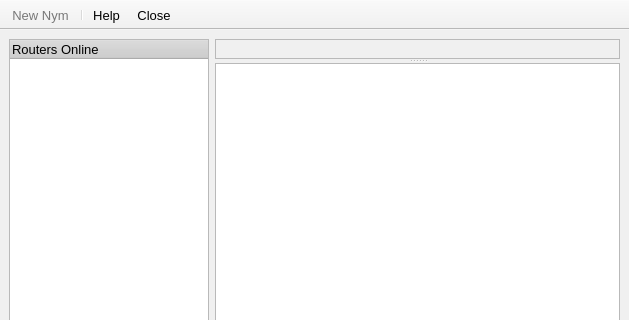
Above: src/gui/network/netviewer.ui from a-ilin/vidalia before the change; both pictures show x 0 to 629 and y 0 to 320 of the 629 by 622 pixel window. Below: the same form after it.
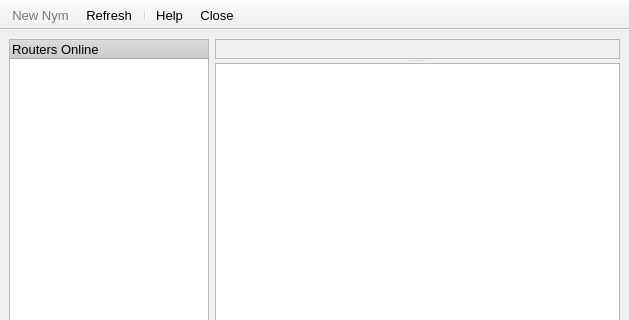
That is the form after the change. Icons and pictures are not drawn.

Commit message:
Add a button that will be used to refresh the client's view of the network.
svn:r736

```diff
--- a/src/gui/network/netviewer.ui
+++ b/src/gui/network/netviewer.ui
@@ -446,6 +446,7 @@
     <number>4</number>
    </attribute>
    <addaction name="actionNewNym" />
+   <addaction name="actionRefresh" />
    <addaction name="separator" />
    <addaction name="actionHelp" />
    <addaction name="actionClose" />
@@ -472,6 +473,25 @@
     </font>
    </property>
   </action>
+  <action name="actionRefresh" >
+   <property name="icon" >
+    <iconset resource="../res/vidalia_common.qrc" >:/images/22x22/view-refresh.png</iconset>
+   </property>
+   <property name="text" >
+    <string>Refresh</string>
+   </property>
+   <property name="font" >
+    <font>
+     <family>Arial</family>
+     <pointsize>10</pointsize>
+     <weight>50</weight>
+     <italic>false</italic>
+     <bold>false</bold>
+     <underline>false</underline>
+     <strikeout>false</strikeout>
+    </font>
+   </property>
+  </action>
   <action name="actionHelp" >
    <property name="icon" >
     <iconset resource="../res/vidalia_common.qrc" >:/images/22x22/help-browser.png</iconset>
```
The commit also changes 3 other files.
